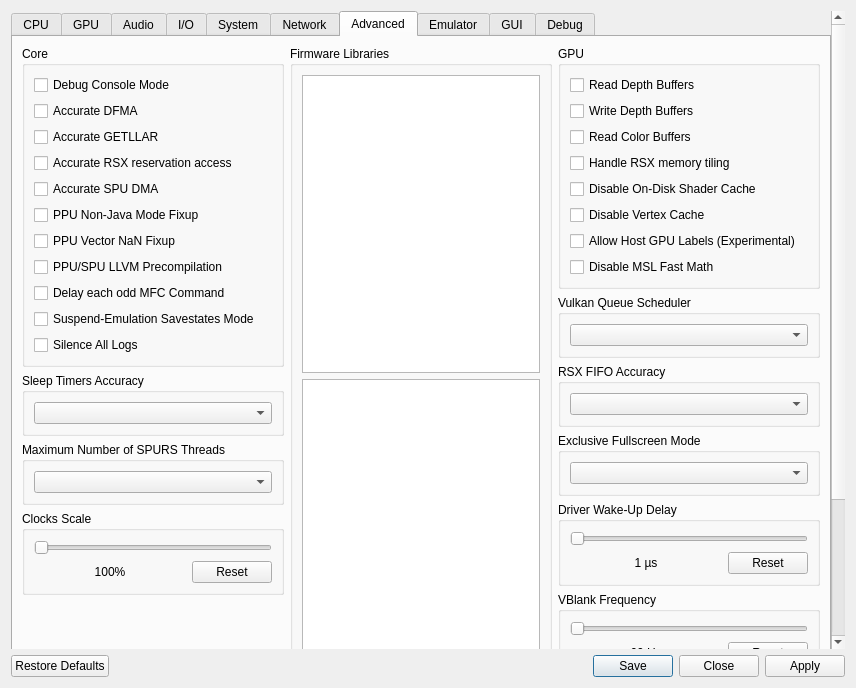
Qt form rpcs3/rpcs3qt/settings_dialog.ui (RPCS3/rpcs3) before a commit.
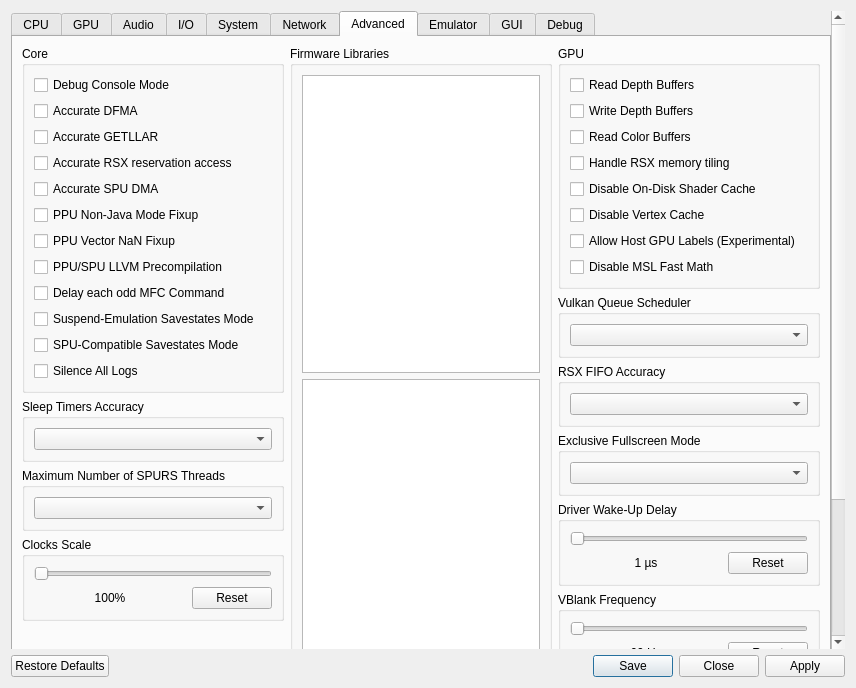
The same form after that commit. The open tabs and pages were chosen to show the change. Icons and pictures are not drawn.

Commit message: Add Savestate-Compatible mode

```diff
--- a/rpcs3/rpcs3qt/settings_dialog.ui
+++ b/rpcs3/rpcs3qt/settings_dialog.ui
@@ -2421,6 +2421,13 @@
                  </property>
                 </widget>
                </item>
+               <item>
+                <widget class="QCheckBox" name="compatibleSavestates">
+                 <property name="text">
+                  <string>SPU-Compatible Savestates Mode</string>
+                 </property>
+                </widget>
+               </item>
                <item>
                 <widget class="QCheckBox" name="silenceAllLogs">
                  <property name="text">
```
The commit also changes 6 other files.
